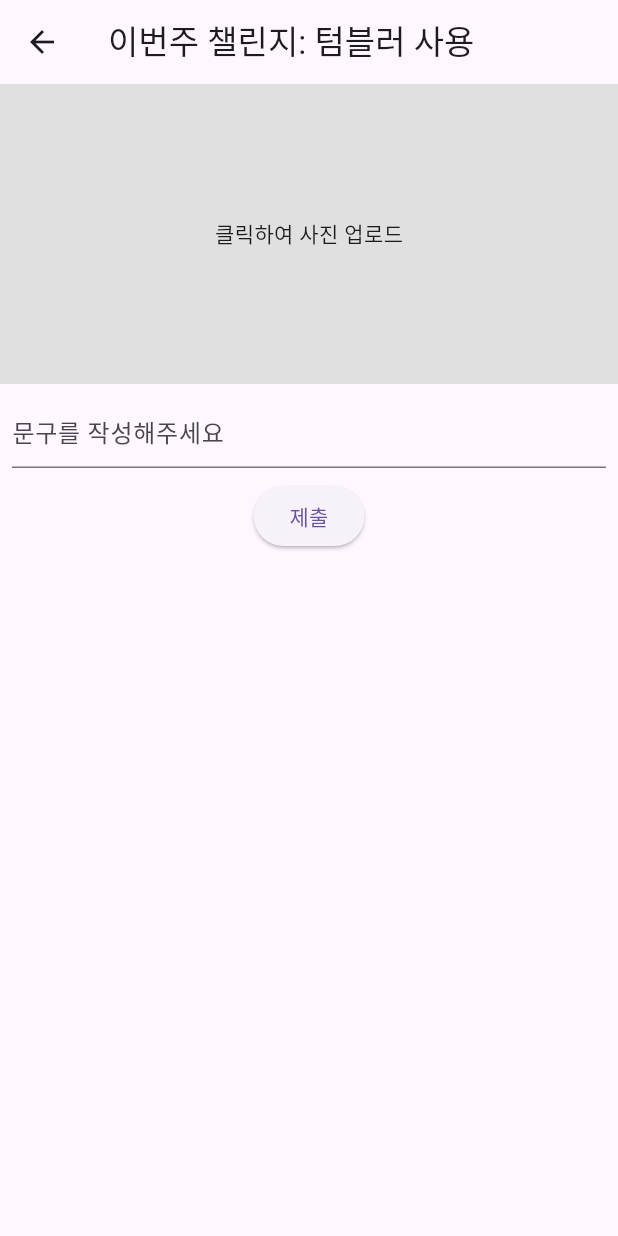
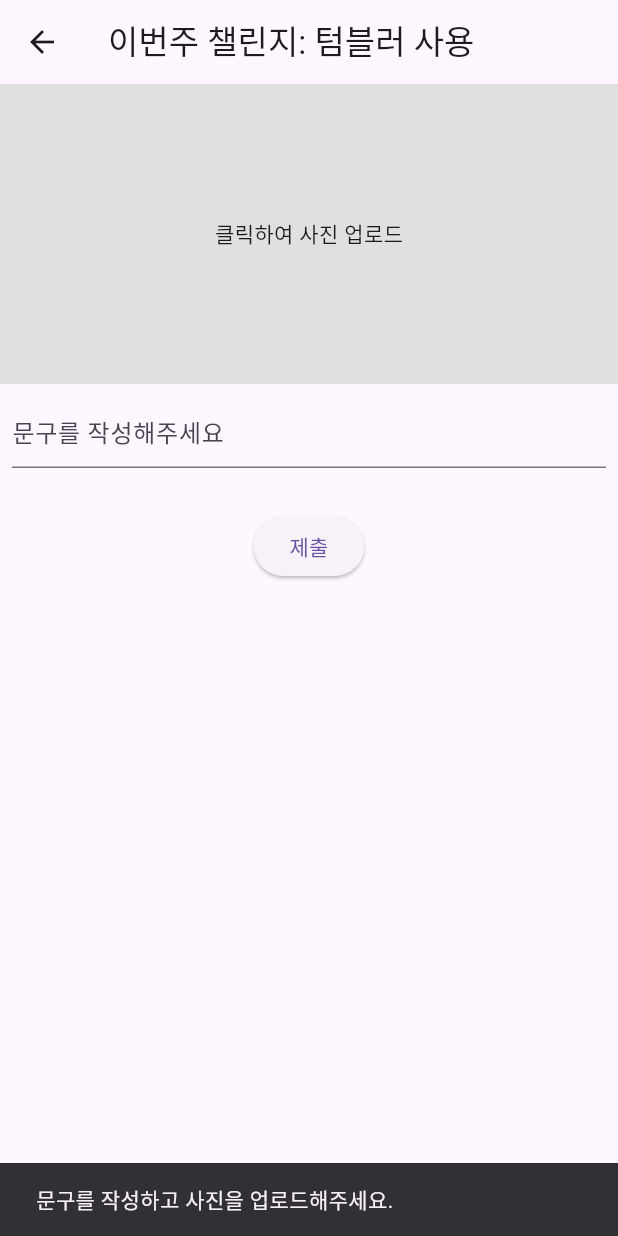
Before and after one commit to seongbeom-kr/zeroC, a Flutter app: the CertifyScreen screen opened directly, after a tap on "제출", on a phone screen of 412 x 824 dp. Run offline on Flutter 3.47's test engine with Material 3 defaults, Android fonts, the light colour scheme and no system bars; our stand-ins replace cloud_firestore, firebase_auth, firebase_core, flutter_dotenv, fluttertoast, image_picker and 1 more; accounts and stored records are empty; statements that could not run were skipped.

Commit message:
파이어베이스와 연동
User는 아직 스태틱입니다

```diff
--- a/lib/certify_screen.dart
+++ b/lib/certify_screen.dart
@@ -1,8 +1,9 @@
 import 'package:flutter/material.dart';
+import 'package:fluttertoast/fluttertoast.dart';  // fluttertoast 패키지 임포트
 import 'package:image_picker/image_picker.dart';
 import 'package:intl/intl.dart';
 import 'data/post_data.dart';
-import 'database/database_helper.dart';
+import 'database/firebase_helper.dart';
 import 'feed_screen.dart';
 import 'dart:typed_data';
 
@@ -16,7 +17,14 @@ class _CertifyScreenState extends State<CertifyScreen> {
   Uint8List? _profileImage;
   Uint8List? _feedImage;
 
+  @override
+  void dispose() {
+    _textController.dispose();
+    super.dispose();
+  }
+
   Future<void> _pickImage(bool isProfile) async {
+    try {
       final picker = ImagePicker();
       final pickedFile = await picker.pickImage(source: ImageSource.gallery);
       if (pickedFile != null) {
@@ -29,30 +37,45 @@ class _CertifyScreenState extends State<CertifyScreen> {
           }
         });
       }
+    } catch (e) {
+      print("이미지 선택 에러: $e");
+      ScaffoldMessenger.of(context).showSnackBar(
+        SnackBar(content: Text('이미지 선택에 실패했습니다. 다시 시도해주세요.')),
+      );
+    }
   }
 
-  void _submitPost() async {
-    if (_textController.text.isNotEmpty) {
-      // 새로운 게시글을 생성
+  Future<void> _submitPost() async {
+    if (_textController.text.isNotEmpty && _feedImage != null) {
       final newPost = PostData(
-        userId: 1, // 실제 사용자 ID를 여기에 입력
-        challengeId: 1, // 실제 챌린지 ID를 여기에 입력
-        username: 'User', // 사용자 이름을 여기에 입력
+        userId: "test", // 실제 사용자 ID를 설정
+        challengeId: "4", // 실제 챌린지 ID를 설정
+        username: 'User', // 실제 사용자 이름을 설정
         content: _textController.text,
         profileImage: _profileImage,
         feedImage: _feedImage,
-        createAt: DateFormat('yy년 MM월 dd일 HH시 mm분 ss초').format(DateTime.now()),
+        createAt: DateFormat('yyyy년 MM월 dd일 HH시 mm분 ss초').format(DateTime.now()),
       );
 
-      // 데이터베이스에 추가
+      // Firestore에 데이터 추가
       final dbHelper = DatabaseHelper();
-      await dbHelper.insertPost(newPost);
+      await dbHelper.addPost(newPost);
+
+      // 토스트 메시지 표시
+      Fluttertoast.showToast(
+        msg: "제출 성공",
+        toastLength: Toast.LENGTH_SHORT,
+        gravity: ToastGravity.BOTTOM,
+        backgroundColor: Colors.green,
+        textColor: Colors.white,
+        fontSize: 16.0,
+      );
 
       // 콘솔에 출력
-      print('Post submitted with text: ${_textController.text}');
+      print('포스팅 완료: ${_textController.text}');
 
       // FeedScreen으로 이동
-      Navigator.push(
+      Navigator.pushAndRemoveUntil(
         context,
         MaterialPageRoute(
           builder: (context) => FeedScreen(
@@ -60,6 +83,11 @@ class _CertifyScreenState extends State<CertifyScreen> {
             schoolImageUrl: "",
           ),
         ),
+        (Route<dynamic> route) => false,
+      );
+    } else {
+      ScaffoldMessenger.of(context).showSnackBar(
+        SnackBar(content: Text('문구를 작성하고 사진을 업로드해주세요.')),
       );
     }
   }
@@ -92,8 +120,10 @@ class _CertifyScreenState extends State<CertifyScreen> {
                 decoration: InputDecoration(
                   hintText: '문구를 작성해주세요',
                 ),
+                maxLines: null, // 사용자가 여러 줄의 텍스트를 입력할 수 있도록 설정
               ),
             ),
+            SizedBox(height: 20),
             ElevatedButton(
               onPressed: _submitPost,
               child: Text('제출'),
--- a/lib/data/post_data.dart
+++ b/lib/data/post_data.dart
@@ -1,9 +1,11 @@
+import 'dart:convert';
 import 'dart:typed_data';
+import 'package:cloud_firestore/cloud_firestore.dart';
 
 class PostData {
-  int? feedId;
-  final int userId;
-  final int challengeId;
+  String? feedId;
+  final String userId;
+  final String challengeId;
   final String username;
   final String content;
   final Uint8List? profileImage;
@@ -38,4 +40,32 @@ class PostData {
       'create_at': createAt,
     };
   }
+
+  // Firestore에 저장할 때 사용할 메서드
+  Map<String, dynamic> toFirestore() {
+    return {
+      'user_id': userId,
+      'challenge_id': challengeId,
+      'username': username,
+      'content': content,
+      'profile_image': profileImage != null ? base64Encode(profileImage!) : null,
+      'feed_image': feedImage != null ? base64Encode(feedImage!) : null,
+      'create_at': createAt,
+    };
+  }
+
+  // Firestore에서 데이터를 가져올 때 사용할 메서드
+  factory PostData.fromFirestore(DocumentSnapshot doc) {
+    Map<String, dynamic> data = doc.data() as Map<String, dynamic>;
+    return PostData(
+      feedId: doc.id,  // 자동 생성된 문서 ID를 feedId로 설정
+      userId: data['user_id'],
+      challengeId: data['challenge_id'],
+      username: data['username'],
+      content: data['content'],
+      profileImage: data['profile_image'] != null ? base64Decode(data['profile_image']) : null,
+      feedImage: data['feed_image'] != null ? base64Decode(data['feed_image']) : null,
+      createAt: data['create_at'],
+    );
+  }
 }
--- a/lib/database/database_helper.dart
+++ b/lib/database/database_helper.dart
@@ -42,9 +42,9 @@ class DatabaseHelper {
 
   Future<void> _insertInitialData(Database db) async {
     List<PostData> initialPosts = [
-      PostData(userId: 1, challengeId: 1, username: 'User1', content: '첫 번째 게시글', profileImage: null, feedImage: null, createAt: DateTime.now().toIso8601String()),
-      PostData(userId: 2, challengeId: 2, username: 'User2', content: '두 번째 게시글', profileImage: null, feedImage: null, createAt: DateTime.now().toIso8601String()),
-      PostData(userId: 3, challengeId: 3, username: 'User3', content: '세 번째 게시글', profileImage: null, feedImage: null, createAt: DateTime.now().toIso8601String()),
+      PostData(userId: "test1", challengeId: "1", username: 'User1', content: '첫 번째 게시글', profileImage: null, feedImage: null, createAt: DateTime.now().toIso8601String()),
+      PostData(userId: "test2", challengeId: "2", username: 'User2', content: '두 번째 게시글', profileImage: null, feedImage: null, createAt: DateTime.now().toIso8601String()),
+      PostData(userId: "test3", challengeId: "3", username: 'User3', content: '세 번째 게시글', profileImage: null, feedImage: null, createAt: DateTime.now().toIso8601String()),
     ];
 
     for (var post in initialPosts) {
--- a/lib/feed_screen.dart
+++ b/lib/feed_screen.dart
@@ -1,6 +1,6 @@
 import 'package:flutter/material.dart';
 import 'data/post_data.dart';
-import 'database/database_helper.dart';
+import 'database/firebase_helper.dart'; // Firestore와 관련된 헬퍼 클래스라고 가정
 import 'home_screen.dart';
 import 'post_card.dart';
 
@@ -25,7 +25,7 @@ class _FeedScreenState extends State<FeedScreen> {
 
   Future<void> _loadPosts() async {
     final dbHelper = DatabaseHelper();
-    final loadedPosts = await dbHelper.getPosts();
+    final loadedPosts = await dbHelper.getPosts(); // Firestore에서 데이터를 가져오는 방식으로 가정
     setState(() {
       posts = loadedPosts;
     });
@@ -50,7 +50,7 @@ class _FeedScreenState extends State<FeedScreen> {
             expandedHeight: 200.0,
             pinned: true,
             flexibleSpace: FlexibleSpaceBar(
-              centerTitle: true, // 제목을 가운데 정렬
+              centerTitle: true,
               title: Text(widget.school),
               background: Container(
                 color: Colors.white,
@@ -58,6 +58,7 @@ class _FeedScreenState extends State<FeedScreen> {
                   child: CircleAvatar(
                     radius: 50,
                     backgroundImage: AssetImage('assets/mju.jpg'),
+                    //AssetImage('assets/mju.jpg');
                   ),
                 ),
               ),
--- a/pubspec.yaml
+++ b/pubspec.yaml
@@ -44,6 +44,7 @@ dependencies:
   fluttertoast: ^8.2.6
   http: ^1.2.2
   flutter_dotenv: ^5.1.0
+  cloud_firestore: ^5.2.1
 
 dev_dependencies:
   flutter_test:
```
Also changed, not shown: lib/database/firebase_helper.dart (added, +43 -0 lines), lib/post_card.dart (+24 -8 lines), pubspec.lock, 3 other files. Lines whose indentation alone changed are shown as unchanged.
